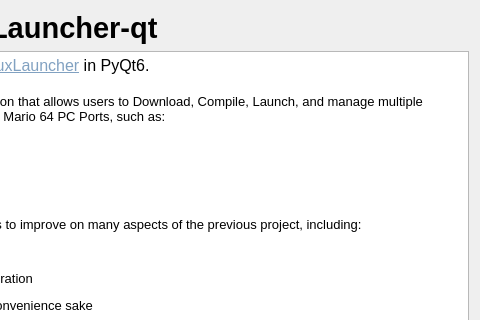
Before: the Qt Designer form SM64LinuxLauncher-qt/launcher/res/ui/about.ui in ezntek/SM64LinuxLauncher-qt, drawn with Qt 5; both pictures show x 174 to 654 and y 0 to 320 of the 654 by 521 pixel window.
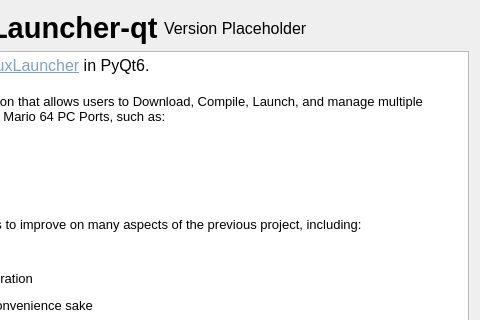
After: the same form once the commit is applied.

Diff of the .ui file:
```diff
--- a/SM64LinuxLauncher-qt/launcher/res/ui/about.ui
+++ b/SM64LinuxLauncher-qt/launcher/res/ui/about.ui
@@ -28,7 +28,19 @@
      </property>
     </widget>
    </item>
-   <item row="1" column="0">
+   <item row="0" column="1">
+    <widget class="QLabel" name="label_2">
+     <property name="font">
+      <font>
+       <pointsize>12</pointsize>
+      </font>
+     </property>
+     <property name="text">
+      <string>Version Placeholder</string>
+     </property>
+    </widget>
+   </item>
+   <item row="2" column="0" colspan="2">
     <widget class="QTextBrowser" name="textBrowser">
      <property name="html">
       <string>&lt;!DOCTYPE HTML PUBLIC &quot;-//W3C//DTD HTML 4.0//EN&quot; &quot;http://www.w3.org/TR/REC-html40/strict.dtd&quot;&gt;
```
